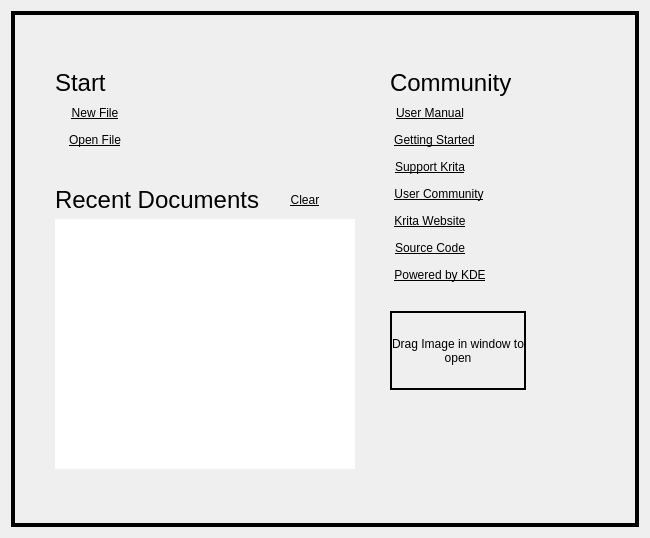
Above: libs/ui/forms/KisWelcomePage.ui from KDE/krita before the change. Below: the same form after it.
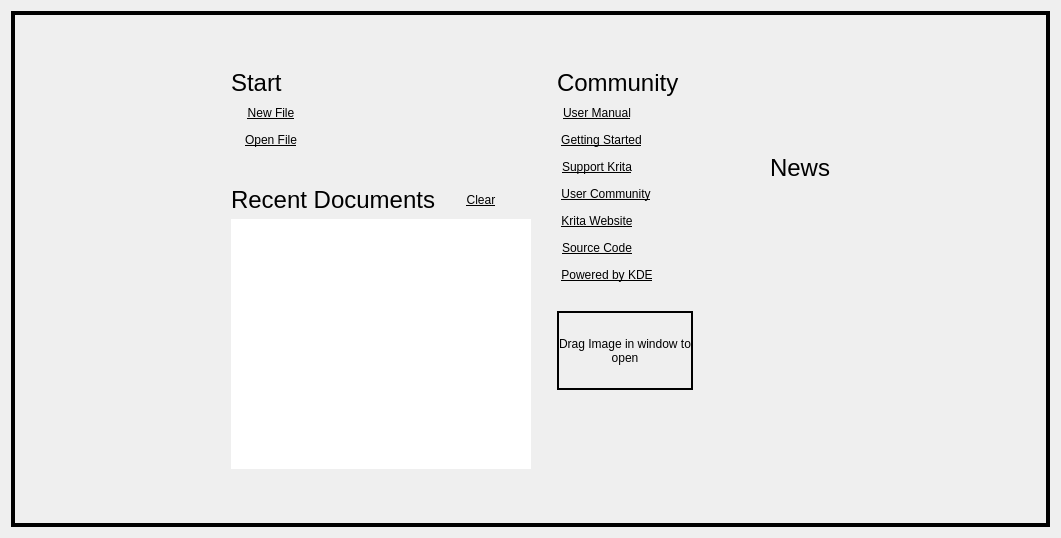
That is the form after the change. Custom widgets are drawn as their Qt base class.

Commit message: Implement a basic news widget

Diff of the .ui file:
```diff
--- a/libs/ui/forms/KisWelcomePage.ui
+++ b/libs/ui/forms/KisWelcomePage.ui
@@ -6,7 +6,7 @@
    <rect>
     <x>0</x>
     <y>0</y>
-    <width>650</width>
+    <width>1061</width>
     <height>538</height>
    </rect>
   </property>
@@ -34,34 +34,298 @@
      <property name="midLineWidth">
       <number>0</number>
      </property>
-     <layout class="QGridLayout" name="gridLayout_2">
-      <property name="leftMargin">
-       <number>10</number>
+     <layout class="QGridLayout" name="gridLayout">
+      <item row="0" column="2">
+       <spacer name="verticalSpacer_3">
+        <property name="orientation">
+         <enum>Qt::Vertical</enum>
+        </property>
+        <property name="sizeHint" stdset="0">
+         <size>
+          <width>5</width>
+          <height>5</height>
+         </size>
+        </property>
+       </spacer>
+      </item>
+      <item row="1" column="0">
+       <spacer name="horizontalSpacer_11">
+        <property name="orientation">
+         <enum>Qt::Horizontal</enum>
+        </property>
+        <property name="sizeHint" stdset="0">
+         <size>
+          <width>5</width>
+          <height>5</height>
+         </size>
+        </property>
+       </spacer>
+      </item>
+      <item row="1" column="1">
+       <layout class="QVBoxLayout" name="verticalLayout_2">
+        <property name="spacing">
+         <number>5</number>
       </property>
       <property name="topMargin">
-       <number>10</number>
+         <number>0</number>
       </property>
       <property name="rightMargin">
-       <number>10</number>
+         <number>20</number>
+        </property>
+        <item>
+         <widget class="QLabel" name="startTitleLabel">
+          <property name="font">
+           <font>
+            <pointsize>18</pointsize>
+           </font>
+          </property>
+          <property name="text">
+           <string>Start</string>
+          </property>
+         </widget>
+        </item>
+        <item>
+         <layout class="QHBoxLayout" name="horizontalLayout">
+          <property name="spacing">
+           <number>0</number>
+          </property>
+          <item>
+           <widget class="QPushButton" name="newFileLink">
+            <property name="font">
+             <font>
+              <underline>true</underline>
+             </font>
+            </property>
+            <property name="focusPolicy">
+             <enum>Qt::NoFocus</enum>
+            </property>
+            <property name="text">
+             <string>New File</string>
+            </property>
+            <property name="checkable">
+             <bool>false</bool>
+            </property>
+            <property name="flat">
+             <bool>true</bool>
+            </property>
+           </widget>
+          </item>
+          <item>
+           <widget class="QLabel" name="newFileLinkShortcut">
+            <property name="minimumSize">
+             <size>
+              <width>20</width>
+              <height>0</height>
+             </size>
+            </property>
+            <property name="font">
+             <font>
+              <underline>false</underline>
+             </font>
+            </property>
+            <property name="text">
+             <string/>
+            </property>
+           </widget>
+          </item>
+          <item>
+           <spacer name="horizontalSpacer">
+            <property name="orientation">
+             <enum>Qt::Horizontal</enum>
+            </property>
+            <property name="sizeHint" stdset="0">
+             <size>
+              <width>40</width>
+              <height>20</height>
+             </size>
+            </property>
+           </spacer>
+          </item>
+         </layout>
+        </item>
+        <item>
+         <layout class="QHBoxLayout" name="horizontalLayout_2">
+          <property name="spacing">
+           <number>0</number>
       </property>
       <property name="bottomMargin">
-       <number>10</number>
-      </property>
-      <property name="horizontalSpacing">
-       <number>15</number>
-      </property>
-      <item row="1" column="3">
-       <spacer name="horizontalSpacer_9">
+           <number>30</number>
+          </property>
+          <item>
+           <widget class="QPushButton" name="openFileLink">
+            <property name="font">
+             <font>
+              <underline>true</underline>
+             </font>
+            </property>
+            <property name="focusPolicy">
+             <enum>Qt::NoFocus</enum>
+            </property>
+            <property name="text">
+             <string>Open File</string>
+            </property>
+            <property name="checkable">
+             <bool>false</bool>
+            </property>
+            <property name="flat">
+             <bool>true</bool>
+            </property>
+           </widget>
+          </item>
+          <item>
+           <widget class="QLabel" name="openFileShortcut">
+            <property name="minimumSize">
+             <size>
+              <width>20</width>
+              <height>0</height>
+             </size>
+            </property>
+            <property name="font">
+             <font>
+              <underline>false</underline>
+             </font>
+            </property>
+            <property name="text">
+             <string/>
+            </property>
+           </widget>
+          </item>
+          <item>
+           <spacer name="horizontalSpacer_2">
+            <property name="orientation">
+             <enum>Qt::Horizontal</enum>
+            </property>
+            <property name="sizeHint" stdset="0">
+             <size>
+              <width>40</width>
+              <height>20</height>
+             </size>
+            </property>
+           </spacer>
+          </item>
+         </layout>
+        </item>
+        <item>
+         <layout class="QHBoxLayout" name="horizontalLayout_10">
+          <item>
+           <widget class="QLabel" name="recentDocumentsLabel">
+            <property name="font">
+             <font>
+              <pointsize>18</pointsize>
+             </font>
+            </property>
+            <property name="text">
+             <string>Recent Documents</string>
+            </property>
+           </widget>
+          </item>
+          <item>
+           <widget class="QPushButton" name="clearRecentFilesLink">
+            <property name="sizePolicy">
+             <sizepolicy hsizetype="Fixed" vsizetype="Fixed">
+              <horstretch>0</horstretch>
+              <verstretch>0</verstretch>
+             </sizepolicy>
+            </property>
+            <property name="font">
+             <font>
+              <underline>true</underline>
+             </font>
+            </property>
+            <property name="focusPolicy">
+             <enum>Qt::NoFocus</enum>
+            </property>
+            <property name="text">
+             <string>Clear</string>
+            </property>
+            <property name="checkable">
+             <bool>false</bool>
+            </property>
+            <property name="flat">
+             <bool>true</bool>
+            </property>
+           </widget>
+          </item>
+          <item>
+           <spacer name="horizontalSpacer_12">
         <property name="orientation">
          <enum>Qt::Horizontal</enum>
         </property>
         <property name="sizeHint" stdset="0">
          <size>
           <width>5</width>
-          <height>5</height>
+              <height>20</height>
          </size>
         </property>
        </spacer>
+          </item>
+         </layout>
+        </item>
+        <item>
+         <widget class="QListView" name="recentDocumentsListView">
+          <property name="sizePolicy">
+           <sizepolicy hsizetype="MinimumExpanding" vsizetype="Preferred">
+            <horstretch>0</horstretch>
+            <verstretch>0</verstretch>
+           </sizepolicy>
+          </property>
+          <property name="minimumSize">
+           <size>
+            <width>300</width>
+            <height>250</height>
+           </size>
+          </property>
+          <property name="font">
+           <font>
+            <underline>true</underline>
+            <kerning>false</kerning>
+           </font>
+          </property>
+          <property name="focusPolicy">
+           <enum>Qt::NoFocus</enum>
+          </property>
+          <property name="autoFillBackground">
+           <bool>false</bool>
+          </property>
+          <property name="frameShape">
+           <enum>QFrame::NoFrame</enum>
+          </property>
+          <property name="frameShadow">
+           <enum>QFrame::Plain</enum>
+          </property>
+          <property name="lineWidth">
+           <number>0</number>
+          </property>
+          <property name="autoScroll">
+           <bool>false</bool>
+          </property>
+          <property name="showDropIndicator" stdset="0">
+           <bool>false</bool>
+          </property>
+          <property name="selectionBehavior">
+           <enum>QAbstractItemView::SelectItems</enum>
+          </property>
+          <property name="movement">
+           <enum>QListView::Snap</enum>
+          </property>
+          <property name="resizeMode">
+           <enum>QListView::Fixed</enum>
+          </property>
+          <property name="spacing">
+           <number>0</number>
+          </property>
+          <property name="viewMode">
+           <enum>QListView::ListMode</enum>
+          </property>
+          <property name="uniformItemSizes">
+           <bool>true</bool>
+          </property>
+          <property name="wordWrap">
+           <bool>false</bool>
+          </property>
+         </widget>
+        </item>
+       </layout>
       </item>
       <item row="1" column="2">
        <layout class="QVBoxLayout" name="verticalLayout">
@@ -445,297 +709,40 @@
         </item>
        </layout>
       </item>
-      <item row="0" column="2">
-       <spacer name="verticalSpacer_3">
-        <property name="orientation">
-         <enum>Qt::Vertical</enum>
-        </property>
-        <property name="sizeHint" stdset="0">
-         <size>
-          <width>5</width>
-          <height>5</height>
-         </size>
-        </property>
-       </spacer>
-      </item>
-      <item row="1" column="0">
-       <spacer name="horizontalSpacer_11">
-        <property name="orientation">
-         <enum>Qt::Horizontal</enum>
-        </property>
-        <property name="sizeHint" stdset="0">
-         <size>
-          <width>5</width>
-          <height>5</height>
-         </size>
-        </property>
-       </spacer>
-      </item>
-      <item row="1" column="1">
-       <layout class="QVBoxLayout" name="verticalLayout_2">
-        <property name="spacing">
-         <number>5</number>
-        </property>
-        <property name="topMargin">
-         <number>0</number>
-        </property>
-        <property name="rightMargin">
-         <number>20</number>
-        </property>
+      <item row="1" column="3">
+       <layout class="QVBoxLayout" name="verticalLayout_3">
         <item>
-         <widget class="QLabel" name="startTitleLabel">
+         <widget class="QLabel" name="helpTitleLabel_2">
           <property name="font">
            <font>
             <pointsize>18</pointsize>
            </font>
           </property>
           <property name="text">
-           <string>Start</string>
+           <string>News</string>
           </property>
-         </widget>
-        </item>
-        <item>
-         <layout class="QHBoxLayout" name="horizontalLayout">
-          <property name="spacing">
+          <property name="margin">
            <number>0</number>
           </property>
-          <item>
-           <widget class="QPushButton" name="newFileLink">
-            <property name="font">
-             <font>
-              <underline>true</underline>
-             </font>
-            </property>
-            <property name="focusPolicy">
-             <enum>Qt::NoFocus</enum>
-            </property>
-            <property name="text">
-             <string>New File</string>
-            </property>
-            <property name="checkable">
-             <bool>false</bool>
-            </property>
-            <property name="flat">
-             <bool>true</bool>
-            </property>
            </widget>
           </item>
           <item>
-           <widget class="QLabel" name="newFileLinkShortcut">
-            <property name="minimumSize">
-             <size>
-              <width>20</width>
-              <height>0</height>
-             </size>
-            </property>
-            <property name="font">
-             <font>
-              <underline>false</underline>
-             </font>
-            </property>
-            <property name="text">
-             <string/>
-            </property>
-           </widget>
-          </item>
-          <item>
-           <spacer name="horizontalSpacer">
-            <property name="orientation">
-             <enum>Qt::Horizontal</enum>
-            </property>
-            <property name="sizeHint" stdset="0">
-             <size>
-              <width>40</width>
-              <height>20</height>
-             </size>
-            </property>
-           </spacer>
-          </item>
-         </layout>
-        </item>
-        <item>
-         <layout class="QHBoxLayout" name="horizontalLayout_2">
-          <property name="spacing">
-           <number>0</number>
-          </property>
-          <property name="bottomMargin">
-           <number>30</number>
-          </property>
-          <item>
-           <widget class="QPushButton" name="openFileLink">
-            <property name="font">
-             <font>
-              <underline>true</underline>
-             </font>
-            </property>
-            <property name="focusPolicy">
-             <enum>Qt::NoFocus</enum>
-            </property>
-            <property name="text">
-             <string>Open File</string>
-            </property>
-            <property name="checkable">
-             <bool>false</bool>
-            </property>
-            <property name="flat">
-             <bool>true</bool>
-            </property>
-           </widget>
-          </item>
-          <item>
-           <widget class="QLabel" name="openFileShortcut">
-            <property name="minimumSize">
-             <size>
-              <width>20</width>
-              <height>0</height>
-             </size>
-            </property>
-            <property name="font">
-             <font>
-              <underline>false</underline>
-             </font>
-            </property>
-            <property name="text">
-             <string/>
-            </property>
-           </widget>
-          </item>
-          <item>
-           <spacer name="horizontalSpacer_2">
+         <widget class="KisNewsWidget" name="newsWidget" native="true"/>
+        </item>
+       </layout>
+      </item>
+      <item row="1" column="4">
+       <spacer name="horizontalSpacer_9">
             <property name="orientation">
              <enum>Qt::Horizontal</enum>
             </property>
             <property name="sizeHint" stdset="0">
              <size>
-              <width>40</width>
-              <height>20</height>
-             </size>
-            </property>
-           </spacer>
-          </item>
-         </layout>
-        </item>
-        <item>
-         <layout class="QHBoxLayout" name="horizontalLayout_10">
-          <item>
-           <widget class="QLabel" name="recentDocumentsLabel">
-            <property name="font">
-             <font>
-              <pointsize>18</pointsize>
-             </font>
-            </property>
-            <property name="text">
-             <string>Recent Documents</string>
-            </property>
-           </widget>
-          </item>
-          <item>
-           <widget class="QPushButton" name="clearRecentFilesLink">
-            <property name="sizePolicy">
-             <sizepolicy hsizetype="Fixed" vsizetype="Fixed">
-              <horstretch>0</horstretch>
-              <verstretch>0</verstretch>
-             </sizepolicy>
-            </property>
-            <property name="font">
-             <font>
-              <underline>true</underline>
-             </font>
-            </property>
-            <property name="focusPolicy">
-             <enum>Qt::NoFocus</enum>
-            </property>
-            <property name="text">
-             <string>Clear</string>
-            </property>
-            <property name="checkable">
-             <bool>false</bool>
-            </property>
-            <property name="flat">
-             <bool>true</bool>
-            </property>
-           </widget>
-          </item>
-          <item>
-           <spacer name="horizontalSpacer_12">
-            <property name="orientation">
-             <enum>Qt::Horizontal</enum>
-            </property>
-            <property name="sizeHint" stdset="0">
-             <size>
               <width>5</width>
-              <height>20</height>
+          <height>5</height>
              </size>
             </property>
            </spacer>
-          </item>
-         </layout>
-        </item>
-        <item>
-         <widget class="QListView" name="recentDocumentsListView">
-          <property name="sizePolicy">
-           <sizepolicy hsizetype="MinimumExpanding" vsizetype="Preferred">
-            <horstretch>0</horstretch>
-            <verstretch>0</verstretch>
-           </sizepolicy>
-          </property>
-          <property name="minimumSize">
-           <size>
-            <width>300</width>
-            <height>250</height>
-           </size>
-          </property>
-          <property name="font">
-           <font>
-            <underline>true</underline>
-            <kerning>false</kerning>
-           </font>
-          </property>
-          <property name="focusPolicy">
-           <enum>Qt::NoFocus</enum>
-          </property>
-          <property name="autoFillBackground">
-           <bool>false</bool>
-          </property>
-          <property name="frameShape">
-           <enum>QFrame::NoFrame</enum>
-          </property>
-          <property name="frameShadow">
-           <enum>QFrame::Plain</enum>
-          </property>
-          <property name="lineWidth">
-           <number>0</number>
-          </property>
-          <property name="autoScroll">
-           <bool>false</bool>
-          </property>
-          <property name="showDropIndicator" stdset="0">
-           <bool>false</bool>
-          </property>
-          <property name="selectionBehavior">
-           <enum>QAbstractItemView::SelectItems</enum>
-          </property>
-          <property name="movement">
-           <enum>QListView::Snap</enum>
-          </property>
-          <property name="resizeMode">
-           <enum>QListView::Fixed</enum>
-          </property>
-          <property name="spacing">
-           <number>0</number>
-          </property>
-          <property name="viewMode">
-           <enum>QListView::ListMode</enum>
-          </property>
-          <property name="uniformItemSizes">
-           <bool>true</bool>
-          </property>
-          <property name="wordWrap">
-           <bool>false</bool>
-          </property>
-         </widget>
-        </item>
-       </layout>
       </item>
       <item row="2" column="1">
        <spacer name="verticalSpacer_2">
@@ -755,6 +762,14 @@
    </item>
   </layout>
  </widget>
+ <customwidgets>
+  <customwidget>
+   <class>KisNewsWidget</class>
+   <extends>QWidget</extends>
+   <header>widgets/KisNewsWidget.h</header>
+   <container>1</container>
+  </customwidget>
+ </customwidgets>
  <resources/>
  <connections/>
 </ui>
```
Lines whose indentation alone changed are shown as unchanged. The commit also changes 6 other files.
